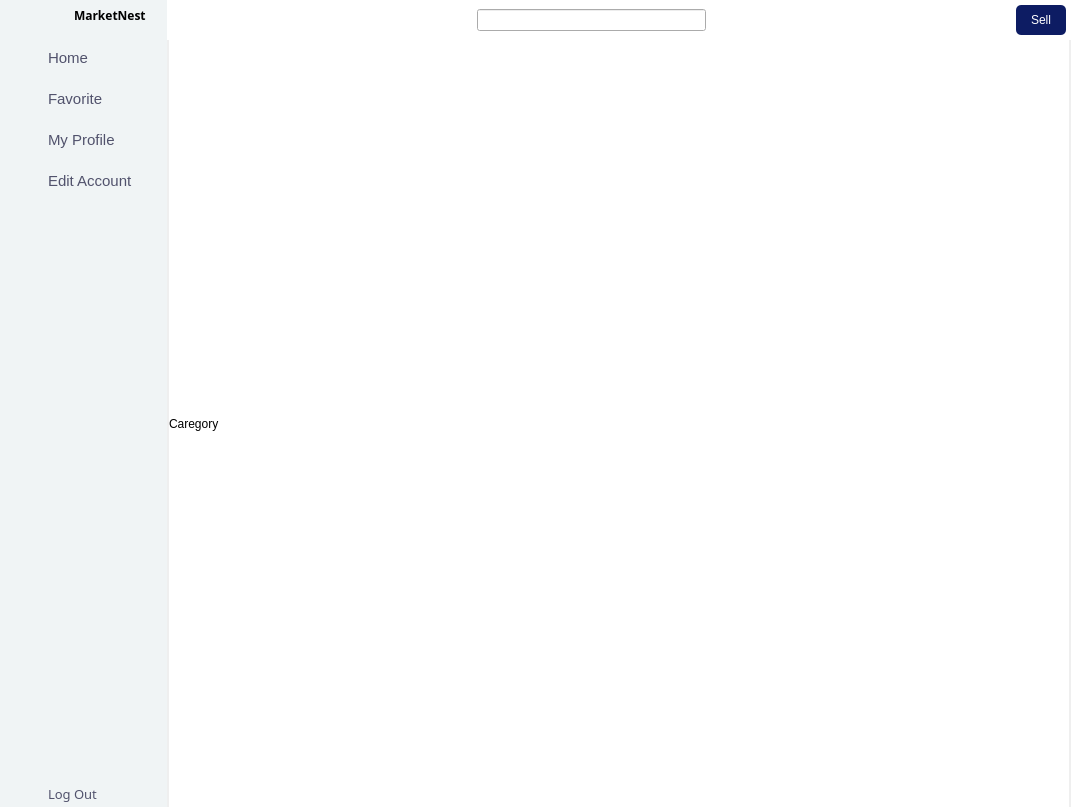
Before: the Qt Designer form mainAppUi.ui in Menthhh/The-Market-Nest, drawn with Qt 5.
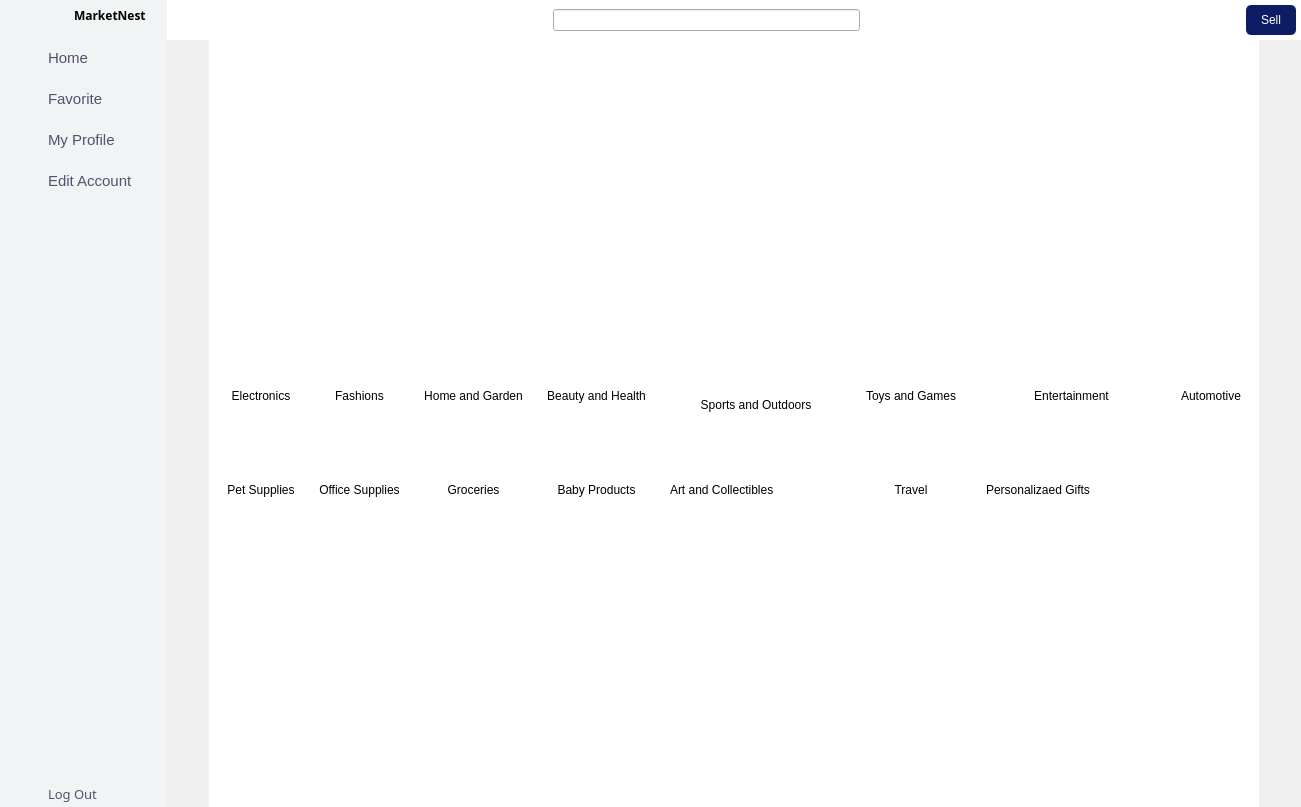
After: the same form once the commit is applied. Icons and pictures are not drawn.

```diff
--- a/mainAppUi.ui
+++ b/mainAppUi.ui
@@ -6,7 +6,7 @@
    <rect>
     <x>0</x>
     <y>0</y>
-    <width>1071</width>
+    <width>1301</width>
     <height>807</height>
    </rect>
   </property>
@@ -2053,7 +2053,7 @@
                      <rect>
                       <x>0</x>
                       <y>0</y>
-                      <width>904</width>
+                      <width>1134</width>
                       <height>767</height>
                      </rect>
                     </property>
@@ -2077,7 +2077,7 @@
                       <widget class="QWidget" name="widget_3" native="true">
                        <property name="maximumSize">
                         <size>
-                         <width>900</width>
+                         <width>1050</width>
                          <height>16777215</height>
                         </size>
                        </property>
@@ -2161,27 +2161,611 @@
                         </item>
                         <item row="1" column="0">
                          <widget class="QWidget" name="categoryWrap" native="true">
-                          <layout class="QGridLayout" name="gridLayout_10">
-                           <property name="leftMargin">
-                            <number>0</number>
-                           </property>
-                           <property name="topMargin">
-                            <number>0</number>
-                           </property>
-                           <property name="rightMargin">
-                            <number>0</number>
-                           </property>
-                           <property name="bottomMargin">
-                            <number>0</number>
-                           </property>
-                           <property name="spacing">
-                            <number>0</number>
-                           </property>
+                          <property name="maximumSize">
+                           <size>
+                            <width>16777215</width>
+                            <height>200</height>
+                           </size>
+                          </property>
+                          <layout class="QGridLayout" name="gridLayout_96">
+                           <item row="1" column="2">
+                            <widget class="QWidget" name="widget_78" native="true">
+                             <layout class="QGridLayout" name="gridLayout_98">
+                              <item row="0" column="0">
+                               <widget class="QLabel" name="label_54">
+                                <property name="text">
+                                 <string/>
+                                </property>
+                                <property name="pixmap">
+                                 <pixmap resource="resource.qrc">:/icon/pics/groceries.png</pixmap>
+                                </property>
+                                <property name="scaledContents">
+                                 <bool>true</bool>
+                                </property>
+                               </widget>
+                              </item>
+                              <item row="1" column="0">
+                               <widget class="QLabel" name="label_53">
+                                <property name="styleSheet">
+                                 <string notr="true">font: 500 8pt &quot;Josefin Sans Medium&quot;;
+color: rgb(0,0,0);</string>
+                                </property>
+                                <property name="text">
+                                 <string>Groceries</string>
+                                </property>
+                                <property name="alignment">
+                                 <set>Qt::AlignCenter</set>
+                                </property>
+                               </widget>
+                              </item>
+                             </layout>
+                            </widget>
+                           </item>
+                           <item row="0" column="7">
+                            <widget class="QWidget" name="widget_74" native="true">
+                             <layout class="QGridLayout" name="gridLayout_93">
+                              <item row="0" column="0">
+                               <spacer name="horizontalSpacer_15">
+                                <property name="orientation">
+                                 <enum>Qt::Horizontal</enum>
+                                </property>
+                                <property name="sizeHint" stdset="0">
+                                 <size>
+                                  <width>8</width>
+                                  <height>20</height>
+                                 </size>
+                                </property>
+                               </spacer>
+                              </item>
+                              <item row="0" column="1">
+                               <widget class="QLabel" name="label_45">
+                                <property name="maximumSize">
+                                 <size>
+                                  <width>60</width>
+                                  <height>16777215</height>
+                                 </size>
+                                </property>
+                                <property name="text">
+                                 <string/>
+                                </property>
+                                <property name="pixmap">
+                                 <pixmap resource="resource.qrc">:/icon/pics/entertainment.png</pixmap>
+                                </property>
+                                <property name="scaledContents">
+                                 <bool>true</bool>
+                                </property>
+                               </widget>
+                              </item>
+                              <item row="0" column="2">
+                               <spacer name="horizontalSpacer_16">
+                                <property name="orientation">
+                                 <enum>Qt::Horizontal</enum>
+                                </property>
+                                <property name="sizeHint" stdset="0">
+                                 <size>
+                                  <width>13</width>
+                                  <height>20</height>
+                                 </size>
+                                </property>
+                               </spacer>
+                              </item>
+                              <item row="1" column="0" colspan="3">
+                               <widget class="QLabel" name="label_46">
+                                <property name="styleSheet">
+                                 <string notr="true">font: 500 8pt &quot;Josefin Sans Medium&quot;;
+color: rgb(0,0,0);</string>
+                                </property>
+                                <property name="text">
+                                 <string>Entertainment</string>
+                                </property>
+                                <property name="alignment">
+                                 <set>Qt::AlignCenter</set>
+                                </property>
+                               </widget>
+                              </item>
+                             </layout>
+                            </widget>
+                           </item>
+                           <item row="1" column="1">
+                            <widget class="QWidget" name="widget_77" native="true">
+                             <layout class="QGridLayout" name="gridLayout_95">
+                              <item row="0" column="0">
+                               <widget class="QLabel" name="label_52">
+                                <property name="text">
+                                 <string/>
+                                </property>
+                                <property name="pixmap">
+                                 <pixmap resource="resource.qrc">:/icon/pics/officesupplies.png</pixmap>
+                                </property>
+                                <property name="scaledContents">
+                                 <bool>true</bool>
+                                </property>
+                               </widget>
+                              </item>
+                              <item row="1" column="0">
+                               <widget class="QLabel" name="label_51">
+                                <property name="styleSheet">
+                                 <string notr="true">font: 500 8pt &quot;Josefin Sans Medium&quot;;
+color: rgb(0,0,0);</string>
+                                </property>
+                                <property name="text">
+                                 <string>Office Supplies</string>
+                                </property>
+                                <property name="alignment">
+                                 <set>Qt::AlignCenter</set>
+                                </property>
+                               </widget>
+                              </item>
+                             </layout>
+                            </widget>
+                           </item>
+                           <item row="0" column="2">
+                            <widget class="QWidget" name="widget_70" native="true">
+                             <layout class="QGridLayout" name="gridLayout_89">
+                              <item row="2" column="0">
+                               <widget class="QLabel" name="label_38">
+                                <property name="styleSheet">
+                                 <string notr="true">font: 500 8pt &quot;Josefin Sans Medium&quot;;
+color: rgb(0,0,0);</string>
+                                </property>
+                                <property name="text">
+                                 <string>Home and Garden</string>
+                                </property>
+                                <property name="alignment">
+                                 <set>Qt::AlignCenter</set>
+                                </property>
+                               </widget>
+                              </item>
+                              <item row="1" column="0">
+                               <widget class="QLabel" name="label_37">
+                                <property name="text">
+                                 <string/>
+                                </property>
+                                <property name="pixmap">
+                                 <pixmap resource="resource.qrc">:/icon/pics/house.png</pixmap>
+                                </property>
+                                <property name="scaledContents">
+                                 <bool>true</bool>
+                                </property>
+                               </widget>
+                              </item>
+                             </layout>
+                            </widget>
+                           </item>
+                           <item row="1" column="5">
+                            <widget class="QWidget" name="widget_81" native="true">
+                             <layout class="QGridLayout" name="gridLayout_101">
+                              <item row="0" column="0">
+                               <widget class="QLabel" name="label_60">
+                                <property name="text">
+                                 <string/>
+                                </property>
+                                <property name="pixmap">
+                                 <pixmap resource="resource.qrc">:/icon/pics/travel.png</pixmap>
+                                </property>
+                                <property name="scaledContents">
+                                 <bool>true</bool>
+                                </property>
+                               </widget>
+                              </item>
+                              <item row="1" column="0">
+                               <widget class="QLabel" name="label_59">
+                                <property name="styleSheet">
+                                 <string notr="true">font: 500 8pt &quot;Josefin Sans Medium&quot;;
+color: rgb(0,0,0);</string>
+                                </property>
+                                <property name="text">
+                                 <string>Travel</string>
+                                </property>
+                                <property name="alignment">
+                                 <set>Qt::AlignCenter</set>
+                                </property>
+                               </widget>
+                              </item>
+                             </layout>
+                            </widget>
+                           </item>
+                           <item row="0" column="5">
+                            <widget class="QWidget" name="widget_73" native="true">
+                             <layout class="QGridLayout" name="gridLayout_92">
+                              <item row="0" column="0">
+                               <widget class="QLabel" name="label_43">
+                                <property name="text">
+                                 <string/>
+                                </property>
+                                <property name="pixmap">
+                                 <pixmap resource="resource.qrc">:/icon/pics/toys.png</pixmap>
+                                </property>
+                                <property name="scaledContents">
+                                 <bool>true</bool>
+                                </property>
+                               </widget>
+                              </item>
+                              <item row="1" column="0">
+                               <widget class="QLabel" name="label_44">
+                                <property name="styleSheet">
+                                 <string notr="true">font: 500 8pt &quot;Josefin Sans Medium&quot;;
+color: rgb(0,0,0);</string>
+                                </property>
+                                <property name="text">
+                                 <string>Toys and Games</string>
+                                </property>
+                                <property name="alignment">
+                                 <set>Qt::AlignCenter</set>
+                                </property>
+                               </widget>
+                              </item>
+                             </layout>
+                            </widget>
+                           </item>
+                           <item row="1" column="6">
+                            <widget class="QWidget" name="widget_82" native="true"/>
+                           </item>
+                           <item row="1" column="0">
+                            <widget class="QWidget" name="widget_76" native="true">
+                             <layout class="QGridLayout" name="gridLayout_97">
+                              <item row="0" column="0">
+                               <widget class="QLabel" name="label_49">
+                                <property name="text">
+                                 <string/>
+                                </property>
+                                <property name="pixmap">
+                                 <pixmap resource="resource.qrc">:/icon/pics/meo.png</pixmap>
+                                </property>
+                                <property name="scaledContents">
+                                 <bool>true</bool>
+                                </property>
+                               </widget>
+                              </item>
+                              <item row="1" column="0">
+                               <widget class="QLabel" name="label_50">
+                                <property name="styleSheet">
+                                 <string notr="true">font: 500 8pt &quot;Josefin Sans Medium&quot;;
+color: rgb(0,0,0);</string>
+                                </property>
+                                <property name="text">
+                                 <string>Pet Supplies</string>
+                                </property>
+                                <property name="alignment">
+                                 <set>Qt::AlignCenter</set>
+                                </property>
+                               </widget>
+                              </item>
+                             </layout>
+                            </widget>
+                           </item>
                            <item row="0" column="0">
-                            <widget class="QLabel" name="label_9">
-                             <property name="text">
-                              <string>Caregory</string>
-                             </property>
+                            <widget class="QWidget" name="electronics" native="true">
+                             <layout class="QGridLayout" name="gridLayout_10">
+                              <item row="0" column="0">
+                               <widget class="QLabel" name="label_2">
+                                <property name="text">
+                                 <string/>
+                                </property>
+                                <property name="pixmap">
+                                 <pixmap resource="resource.qrc">:/icon/pics/electronics.png</pixmap>
+                                </property>
+                                <property name="scaledContents">
+                                 <bool>true</bool>
+                                </property>
+                               </widget>
+                              </item>
+                              <item row="1" column="0">
+                               <widget class="QLabel" name="label_9">
+                                <property name="styleSheet">
+                                 <string notr="true">font: 500 8pt &quot;Josefin Sans Medium&quot;;
+color: rgb(0,0,0);</string>
+                                </property>
+                                <property name="text">
+                                 <string>Electronics</string>
+                                </property>
+                                <property name="alignment">
+                                 <set>Qt::AlignCenter</set>
+                                </property>
+                               </widget>
+                              </item>
+                             </layout>
+                            </widget>
+                           </item>
+                           <item row="1" column="4">
+                            <widget class="QWidget" name="widget_80" native="true">
+                             <layout class="QGridLayout" name="gridLayout_100">
+                              <item row="0" column="0">
+                               <widget class="QLabel" name="label_58">
+                                <property name="text">
+                                 <string/>
+                                </property>
+                                <property name="pixmap">
+                                 <pixmap resource="resource.qrc">:/icon/pics/brush.png</pixmap>
+                                </property>
+                                <property name="scaledContents">
+                                 <bool>true</bool>
+                                </property>
+                               </widget>
+                              </item>
+                              <item row="1" column="0">
+                               <widget class="QLabel" name="label_57">
+                                <property name="styleSheet">
+                                 <string notr="true">font: 500 8pt &quot;Josefin Sans Medium&quot;;
+color: rgb(0,0,0);</string>
+                                </property>
+                                <property name="text">
+                                 <string>Art and Collectibles</string>
+                                </property>
+                               </widget>
+                              </item>
+                             </layout>
+                            </widget>
+                           </item>
+                           <item row="0" column="4">
+                            <widget class="QWidget" name="widget_72" native="true">
+                             <layout class="QGridLayout" name="gridLayout_91">
+                              <item row="1" column="3">
+                               <spacer name="horizontalSpacer_12">
+                                <property name="orientation">
+                                 <enum>Qt::Horizontal</enum>
+                                </property>
+                                <property name="sizeHint" stdset="0">
+                                 <size>
+                                  <width>15</width>
+                                  <height>20</height>
+                                 </size>
+                                </property>
+                               </spacer>
+                              </item>
+                              <item row="2" column="0" colspan="4">
+                               <widget class="QLabel" name="label_42">
+                                <property name="styleSheet">
+                                 <string notr="true">font: 500 8pt &quot;Josefin Sans Medium&quot;;
+color: rgb(0,0,0);</string>
+                                </property>
+                                <property name="text">
+                                 <string>Sports and Outdoors</string>
+                                </property>
+                                <property name="alignment">
+                                 <set>Qt::AlignCenter</set>
+                                </property>
+                               </widget>
+                              </item>
+                              <item row="1" column="2">
+                               <widget class="QLabel" name="label_41">
+                                <property name="maximumSize">
+                                 <size>
+                                  <width>59</width>
+                                  <height>16777215</height>
+                                 </size>
+                                </property>
+                                <property name="text">
+                                 <string/>
+                                </property>
+                                <property name="pixmap">
+                                 <pixmap resource="resource.qrc">:/icon/pics/football.png</pixmap>
+                                </property>
+                                <property name="scaledContents">
+                                 <bool>true</bool>
+                                </property>
+                               </widget>
+                              </item>
+                              <item row="1" column="0">
+                               <spacer name="horizontalSpacer_11">
+                                <property name="orientation">
+                                 <enum>Qt::Horizontal</enum>
+                                </property>
+                                <property name="sizeType">
+                                 <enum>QSizePolicy::Fixed</enum>
+                                </property>
+                                <property name="sizeHint" stdset="0">
+                                 <size>
+                                  <width>8</width>
+                                  <height>50</height>
+                                 </size>
+                                </property>
+                               </spacer>
+                              </item>
+                             </layout>
+                            </widget>
+                           </item>
+                           <item row="0" column="1">
+                            <widget class="QWidget" name="widget_67" native="true">
+                             <layout class="QGridLayout" name="gridLayout_88">
+                              <item row="1" column="0">
+                               <widget class="QLabel" name="label_36">
+                                <property name="styleSheet">
+                                 <string notr="true">font: 500 8pt &quot;Josefin Sans Medium&quot;;
+color: rgb(0,0,0);</string>
+                                </property>
+                                <property name="text">
+                                 <string>Fashions</string>
+                                </property>
+                                <property name="alignment">
+                                 <set>Qt::AlignCenter</set>
+                                </property>
+                               </widget>
+                              </item>
+                              <item row="0" column="0">
+                               <widget class="QLabel" name="label_35">
+                                <property name="text">
+                                 <string/>
+                                </property>
+                                <property name="pixmap">
+                                 <pixmap resource="resource.qrc">:/icon/pics/fashions.png</pixmap>
+                                </property>
+                                <property name="scaledContents">
+                                 <bool>true</bool>
+                                </property>
+                               </widget>
+                              </item>
+                             </layout>
+                            </widget>
+                           </item>
+                           <item row="0" column="3">
+                            <widget class="QWidget" name="widget_71" native="true">
+                             <layout class="QGridLayout" name="gridLayout_90">
+                              <item row="0" column="0">
+                               <widget class="QLabel" name="label_40">
+                                <property name="text">
+                                 <string/>
+                                </property>
+                                <property name="pixmap">
+                                 <pixmap resource="resource.qrc">:/icon/pics/beauty2.png</pixmap>
+                                </property>
+                                <property name="scaledContents">
+                                 <bool>true</bool>
+                                </property>
+                               </widget>
+                              </item>
+                              <item row="1" column="0">
+                               <widget class="QLabel" name="label_39">
+                                <property name="styleSheet">
+                                 <string notr="true">font: 500 8pt &quot;Josefin Sans Medium&quot;;
+color: rgb(0,0,0);</string>
+                                </property>
+                                <property name="text">
+                                 <string>Beauty and Health</string>
+                                </property>
+                                <property name="alignment">
+                                 <set>Qt::AlignCenter</set>
+                                </property>
+                               </widget>
+                              </item>
+                             </layout>
+                            </widget>
+                           </item>
+                           <item row="1" column="3">
+                            <widget class="QWidget" name="widget_79" native="true">
+                             <layout class="QGridLayout" name="gridLayout_99">
+                              <item row="0" column="0">
+                               <widget class="QLabel" name="label_56">
+                                <property name="text">
+                                 <string/>
+                                </property>
+                                <property name="pixmap">
+                                 <pixmap resource="resource.qrc">:/icon/pics/baby.png</pixmap>
+                                </property>
+                                <property name="scaledContents">
+                                 <bool>true</bool>
+                                </property>
+                               </widget>
+                              </item>
+                              <item row="1" column="0">
+                               <widget class="QLabel" name="label_55">
+                                <property name="styleSheet">
+                                 <string notr="true">font: 500 8pt &quot;Josefin Sans Medium&quot;;
+color: rgb(0,0,0);</string>
+                                </property>
+                                <property name="text">
+                                 <string>Baby Products</string>
+                                </property>
+                                <property name="alignment">
+                                 <set>Qt::AlignCenter</set>
+                                </property>
+                               </widget>
+                              </item>
+                             </layout>
+                            </widget>
+                           </item>
+                           <item row="0" column="8">
+                            <widget class="QWidget" name="widget_75" native="true">
+                             <layout class="QGridLayout" name="gridLayout_94">
+                              <item row="0" column="0">
+                               <widget class="QLabel" name="label_48">
+                                <property name="maximumSize">
+                                 <size>
+                                  <width>103</width>
+                                  <height>16777215</height>
+                                 </size>
+                                </property>
+                                <property name="text">
+                                 <string/>
+                                </property>
+                                <property name="pixmap">
+                                 <pixmap resource="resource.qrc">:/icon/pics/car.png</pixmap>
+                                </property>
+                                <property name="scaledContents">
+                                 <bool>true</bool>
+                                </property>
+                               </widget>
+                              </item>
+                              <item row="1" column="0">
+                               <widget class="QLabel" name="label_47">
+                                <property name="styleSheet">
+                                 <string notr="true">font: 500 8pt &quot;Josefin Sans Medium&quot;;
+color: rgb(0,0,0);</string>
+                                </property>
+                                <property name="text">
+                                 <string>Automotive</string>
+                                </property>
+                                <property name="alignment">
+                                 <set>Qt::AlignCenter</set>
+                                </property>
+                               </widget>
+                              </item>
+                             </layout>
+                            </widget>
+                           </item>
+                           <item row="1" column="7">
+                            <widget class="QWidget" name="widget_83" native="true">
+                             <layout class="QGridLayout" name="gridLayout_102">
+                              <item row="0" column="0">
+                               <spacer name="horizontalSpacer_13">
+                                <property name="orientation">
+                                 <enum>Qt::Horizontal</enum>
+                                </property>
+                                <property name="sizeHint" stdset="0">
+                                 <size>
+                                  <width>7</width>
+                                  <height>20</height>
+                                 </size>
+                                </property>
+                               </spacer>
+                              </item>
+                              <item row="0" column="1">
+                               <widget class="QLabel" name="label_62">
+                                <property name="maximumSize">
+                                 <size>
+                                  <width>57</width>
+                                  <height>16777215</height>
+                                 </size>
+                                </property>
+                                <property name="text">
+                                 <string/>
+                                </property>
+                                <property name="pixmap">
+                                 <pixmap resource="resource.qrc">:/icon/pics/gift.png</pixmap>
+                                </property>
+                                <property name="scaledContents">
+                                 <bool>true</bool>
+                                </property>
+                                <property name="alignment">
+                                 <set>Qt::AlignCenter</set>
+                                </property>
+                               </widget>
+                              </item>
+                              <item row="0" column="2">
+                               <spacer name="horizontalSpacer_14">
+                                <property name="orientation">
+                                 <enum>Qt::Horizontal</enum>
+                                </property>
+                                <property name="sizeHint" stdset="0">
+                                 <size>
+                                  <width>17</width>
+                                  <height>20</height>
+                                 </size>
+                                </property>
+                               </spacer>
+                              </item>
+                              <item row="1" column="0" colspan="3">
+                               <widget class="QLabel" name="label_61">
+                                <property name="styleSheet">
+                                 <string notr="true">font: 500 8pt &quot;Josefin Sans Medium&quot;;
+color: rgb(0,0,0);</string>
+                                </property>
+                                <property name="text">
+                                 <string>Personalizaed Gifts</string>
+                                </property>
+                               </widget>
+                              </item>
+                             </layout>
                             </widget>
                            </item>
                           </layout>
```
Left out of the diff: 10 changed lines with no effect on the pictures.
